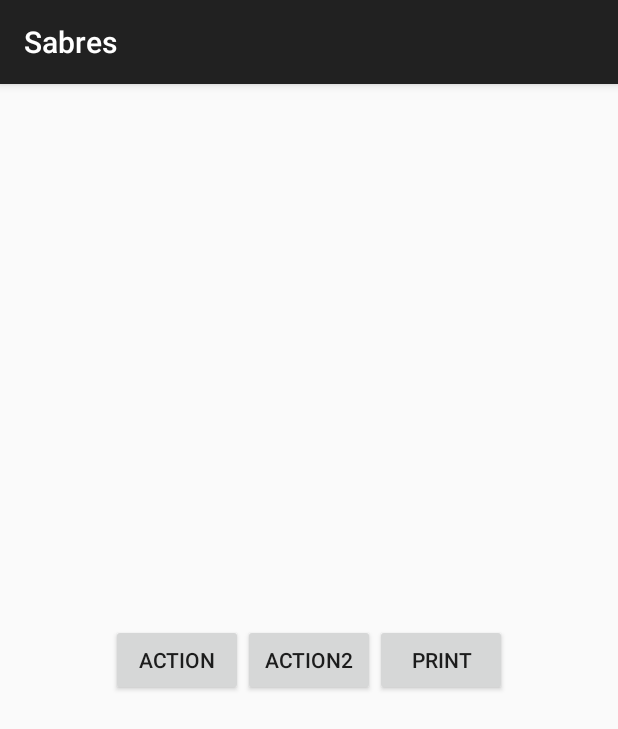
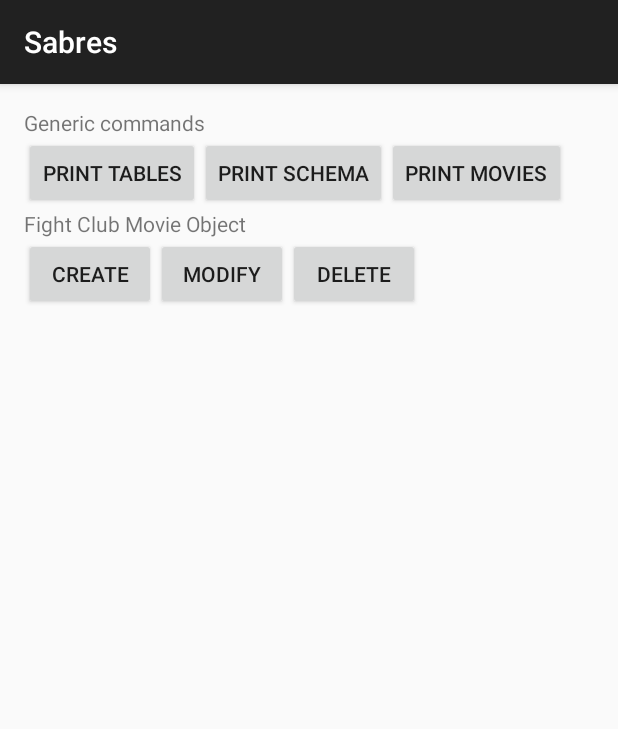
Before and after one commit to tamir7/Sabres, an Android app: the screen it shows after launch (SabresActivity), on a phone screen of 412 x 824 dp. Shown: the top 729 px of the screen. Run offline under Robolectric (Android 15) with nearby library versions, the phone set to English and light mode, and no system bars; our stand-ins replace ButterKnife; libraries missing offline, so code that uses them is left out: com.jakewharton.fliptables.

Commit message:
Added some buttons to Sample

```diff
--- /dev/null
+++ b/sabres-sample/src/main/java/com/example/sabres/controller/BoltsSabresController.java
@@ -0,0 +1,39 @@
+/*
+ * Copyright 2015 Tamir Shomer
+ *
+ * Licensed under the Apache License, Version 2.0 (the "License");
+ * you may not use this file except in compliance with the License.
+ * You may obtain a copy of the License at
+ *
+ *     http://www.apache.org/licenses/LICENSE-2.0
+ *
+ * Unless required by applicable law or agreed to in writing, software
+ * distributed under the License is distributed on an "AS IS" BASIS,
+ * WITHOUT WARRANTIES OR CONDITIONS OF ANY KIND, either express or implied.
+ * See the License for the specific language governing permissions and
+ * limitations under the License.
+ */
+
+package com.example.sabres.controller;
+
+public class BoltsSabresController extends AbstractSabresController {
+    @Override
+    public void printMovies() {
+
+    }
+
+    @Override
+    public void createFightClubMovie() {
+
+    }
+
+    @Override
+    public void modifyFightClubMovie() {
+
+    }
+
+    @Override
+    public void deleteFightClubMovie() {
+
+    }
+}
--- a/sabres-sample/src/main/java/com/example/sabres/core/SabresFragment.java
+++ b/sabres-sample/src/main/java/com/example/sabres/core/SabresFragment.java
@@ -2,21 +2,22 @@ package com.example.sabres.core;
 
 import android.os.Bundle;
 import android.support.v4.app.Fragment;
-import android.util.Log;
 import android.view.LayoutInflater;
 import android.view.View;
 import android.view.ViewGroup;
 
 import com.example.sabres.R;
-import com.example.sabres.model.Movie;
-import com.sabres.SabresQuery;
+import com.example.sabres.controller.AbstractSabresController;
+import com.example.sabres.controller.BoltsSabresController;
+import com.example.sabres.controller.CallbacksSabresController;
 
-import bolts.Continuation;
-import bolts.Task;
 import butterknife.ButterKnife;
 import butterknife.OnClick;
 
 public class SabresFragment extends Fragment {
+    private boolean useBoltsController = true;
+    private final AbstractSabresController controller =
+            useBoltsController ? new BoltsSabresController() : new CallbacksSabresController();
 
     public SabresFragment() {}
 
@@ -28,69 +29,33 @@ public class SabresFragment extends Fragment {
         return v;
     }
 
-    @OnClick(R.id.button_action)
-    public void onClickActionButton() {
-        Movie movie = new Movie();
-        movie.setTitle("Fight Club");
-        movie.saveInBackground().continueWith(new Continuation<Void, Void>() {
-            @Override
-            public Void then(Task<Void> task) throws Exception {
-                if (task.isFaulted()) {
-                    Log.e(getClass().getSimpleName(), "Failed to saveInBackground",
-                            task.getError());
-                } else {
-                    Log.e(getClass().getSimpleName(), "saveInBackground success");
-                }
-                return null;
-            }
-        });
+    @OnClick(R.id.button_print_tables)
+    public void onClickPrintTables() {
+        controller.printTables();
     }
 
-    @OnClick(R.id.button_action2)
-    public void onClickAction2Button() {
-        SabresQuery<Movie> q = SabresQuery.getQuery(Movie.class);
-        q.getInBackground(1).continueWithTask(new Continuation<Movie, Task<Void>>() {
-            @Override
-            public Task<Void> then(Task<Movie> task) throws Exception {
-                Log.e("lol", "starting then");
-                if (task.isFaulted()) {
-                    Log.e("lol", "Faulted");
-                    throw task.getError();
-                } else {
-                    Log.e("lol", "not faulted");
-                    Movie movie = task.getResult();
-                    movie.setImdbRating(8.9);
-                    Log.e(getClass().getSimpleName(), String.format("Local Movie\n%s", movie.toString()));
-                    return  movie.saveInBackground();
-                }
-            }
-        }).continueWith(new Continuation<Void, Void>() {
-            @Override
-            public Void then(Task<Void> task) throws Exception {
-                if (task.isFaulted()) {
-                    Log.e(getClass().getSimpleName(), "saveInBackground failed", task.getError());
-                }
-                return null;
-            }
-        });
+    @OnClick(R.id.button_print_schema)
+    public void onClickPrintSchema() {
+        controller.printSchema();
     }
 
     @OnClick(R.id.button_print)
-    public void onClickPrintButton() {
-        SabresQuery<Movie> q = SabresQuery.getQuery(Movie.class);
+    public void onClickPrintMovies() {
+        controller.printMovies();
+    }
 
-        q.getInBackground(1).continueWith(new Continuation<Movie, Void>() {
-            @Override
-            public Void then(Task task) throws Exception {
-                if (task.isFaulted()) {
-                    Log.e(getClass().getSimpleName(), "getInBackground failed", task.getError());
-                } else {
-                    Log.e(getClass().getSimpleName(), String.format("%s\n%s",
-                            Movie.class.getSimpleName(), task.getResult()));
-                }
+    @OnClick(R.id.button_create_fight_club_movie)
+    public void onClickCreateFightClubMovie() {
+        controller.createFightClubMovie();
+    }
 
-                return null;
-            }
-        }, Task.UI_THREAD_EXECUTOR);
+    @OnClick(R.id.button_modify_fight_club_movie)
+    public void onClickModifyFightClubMovie() {
+        controller.modifyFightClubMovie();
+    }
+
+    @OnClick(R.id.button_delete_fight_club_movie)
+    public void onClickDeleteFightClubMovie() {
+        controller.deleteFightClubMovie();
     }
 }
--- a/sabres-sample/src/main/res/layout/fragment_sabres.xml
+++ b/sabres-sample/src/main/res/layout/fragment_sabres.xml
@@ -1,33 +1,76 @@
 <LinearLayout xmlns:android="http://schemas.android.com/apk/res/android"
-              xmlns:tools="http://schemas.android.com/tools"
-              android:gravity="center"
+              android:orientation="vertical"
               android:layout_width="match_parent"
               android:layout_height="match_parent"
               android:paddingLeft="@dimen/activity_horizontal_margin"
               android:paddingRight="@dimen/activity_horizontal_margin"
               android:paddingTop="@dimen/activity_vertical_margin"
-              android:paddingBottom="@dimen/activity_vertical_margin"
-              tools:context=".SabresActivityFragment">
+              android:paddingBottom="@dimen/activity_vertical_margin">
+
+    <TextView
+        android:layout_width="wrap_content"
+        android:layout_height="wrap_content"
+        android:text="@string/label_generic_commands"/>
+
+    <LinearLayout
+        android:layout_width="match_parent"
+        android:layout_height="wrap_content"
+        android:orientation="horizontal">
+
 
         <Button
-        android:id="@+id/button_action"
-        android:text="@string/button_action"
-        android:layout_gravity="center"
+            android:id="@+id/button_print_tables"
+            android:text="@string/button_print_tables"
+            android:layout_gravity="center_horizontal"
             android:layout_width="wrap_content"
             android:layout_height="wrap_content"/>
 
         <Button
-        android:id="@+id/button_action2"
-        android:text="@string/button_action2"
-        android:layout_gravity="center"
+            android:id="@+id/button_print_schema"
+            android:text="@string/button_print_schema"
+            android:layout_gravity="center_horizontal"
             android:layout_width="wrap_content"
             android:layout_height="wrap_content"/>
 
         <Button
-        android:id="@+id/button_print"
-        android:text="@string/button_print"
-        android:layout_gravity="center"
+            android:id="@+id/button_print_movies"
+            android:text="@string/button_print_movies"
+            android:layout_gravity="center_horizontal"
+            android:layout_width="wrap_content"
+            android:layout_height="wrap_content"/>
+    </LinearLayout>
+
+    <TextView
+        android:layout_width="wrap_content"
+        android:layout_height="wrap_content"
+        android:text="@string/label_fight_club_object"/>
+
+    <LinearLayout
+        android:layout_width="match_parent"
+        android:layout_height="wrap_content"
+        android:orientation="horizontal">
+
+
+        <Button
+            android:id="@+id/button_create_fight_club_movie"
+            android:text="@string/button_create_fight_club_movie"
+            android:layout_gravity="center_horizontal"
             android:layout_width="wrap_content"
             android:layout_height="wrap_content"/>
 
+        <Button
+            android:id="@+id/button_modify_fight_club_movie"
+            android:text="@string/button_modify_fight_club_movie"
+            android:layout_gravity="center_horizontal"
+            android:layout_width="wrap_content"
+            android:layout_height="wrap_content"/>
+
+        <Button
+            android:id="@+id/button_delete_fight_club_movie"
+            android:text="@string/button_delete_fight_club_movie"
+            android:layout_gravity="center_horizontal"
+            android:layout_width="wrap_content"
+            android:layout_height="wrap_content"/>
     </LinearLayout>
+
+</LinearLayout>
--- a/sabres-sample/src/main/res/values/strings.xml
+++ b/sabres-sample/src/main/res/values/strings.xml
@@ -1,6 +1,11 @@
 <resources>
     <string name="app_name">Sabres</string>
-    <string name="button_action">Action</string>
-    <string name="button_action2">Action2</string>
-    <string name="button_print">Print</string>
+    <string name="button_print_tables">Print Tables</string>
+    <string name="button_print_schema">Print Schema</string>
+    <string name="button_print_movies">Print Movies</string>
+    <string name="label_generic_commands">Generic commands</string>
+    <string name="label_fight_club_object">Fight Club Movie Object</string>
+    <string name="button_create_fight_club_movie">Create</string>
+    <string name="button_modify_fight_club_movie">Modify</string>
+    <string name="button_delete_fight_club_movie">Delete</string>
 </resources>
```
Also changed, not shown: sabres-sample/src/main/java/com/example/sabres/controller/AbstractSabresController.java (added, +38 -0 lines), sabres-sample/src/main/java/com/example/sabres/controller/CallbacksSabresController.java (added, +39 -0 lines). Lines whose indentation alone changed are shown as unchanged.
